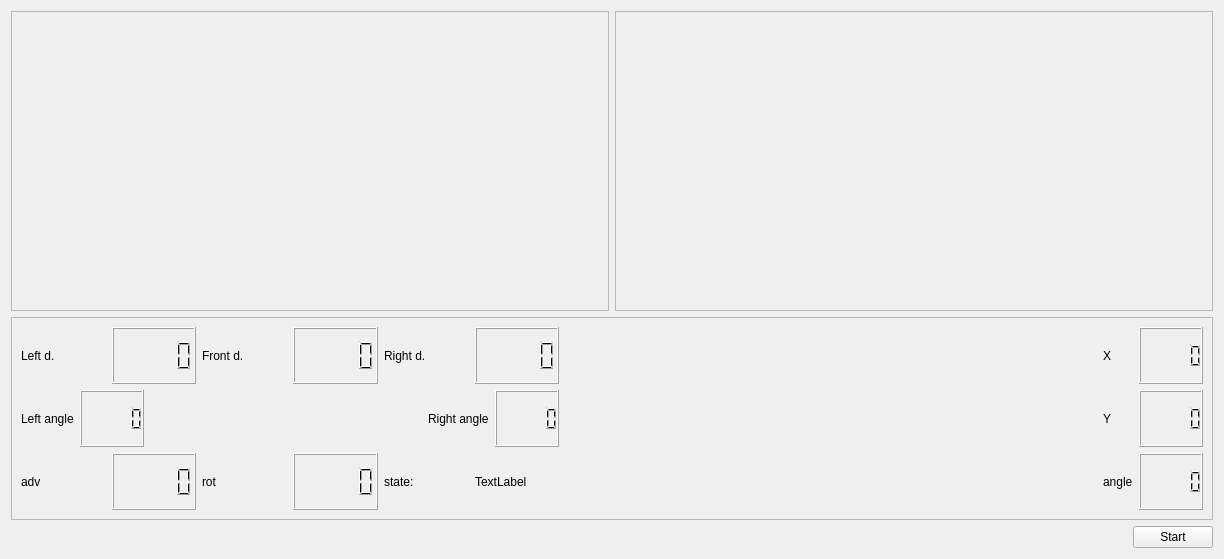
Above: actividad2/src/mainUI.ui from gmegiash/Proyecto_Robotica_25-26 before the change. Below: the same form after it.
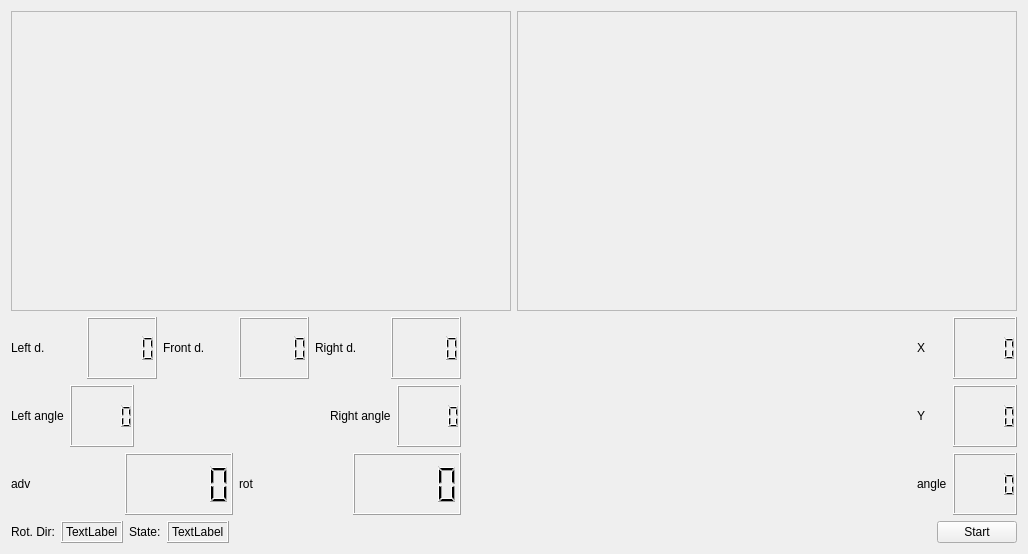
That is the form after the change.

Commit message: En proceso de añadir seguimientos a los estados de la maquina de estados. Ajustando velocidades de la maquina de estados para que no se pierda el despistado del robotin jeje. Me duele la cabeza

What changed in the file:
```diff
--- a/actividad2/src/mainUI.ui
+++ b/actividad2/src/mainUI.ui
@@ -6,8 +6,8 @@
    <rect>
     <x>0</x>
     <y>0</y>
-    <width>1224</width>
-    <height>559</height>
+    <width>1028</width>
+    <height>554</height>
    </rect>
   </property>
   <property name="windowTitle">
@@ -67,22 +67,7 @@
      <item>
       <layout class="QVBoxLayout" name="verticalLayout_6">
        <item>
-        <widget class="QFrame" name="frame_2">
-         <property name="sizePolicy">
-          <sizepolicy hsizetype="Minimum" vsizetype="Preferred">
-           <horstretch>0</horstretch>
-           <verstretch>0</verstretch>
-          </sizepolicy>
-         </property>
-         <property name="frameShape">
-          <enum>QFrame::StyledPanel</enum>
-         </property>
-         <property name="frameShadow">
-          <enum>QFrame::Raised</enum>
-         </property>
-         <layout class="QHBoxLayout" name="horizontalLayout_25">
-          <item>
-           <layout class="QHBoxLayout" name="horizontalLayout_24">
+        <layout class="QHBoxLayout" name="horizontalLayout_13">
             <item>
              <layout class="QVBoxLayout" name="verticalLayout">
               <item>
@@ -236,24 +221,6 @@
                   </item>
                  </layout>
                 </item>
-                <item>
-                 <layout class="QHBoxLayout" name="horizontalLayout">
-                  <item>
-                   <widget class="QLabel" name="label_state_name">
-                    <property name="text">
-                     <string>state:</string>
-                    </property>
-                   </widget>
-                  </item>
-                  <item>
-                   <widget class="QLabel" name="label_state">
-                    <property name="text">
-                     <string>TextLabel</string>
-                    </property>
-                   </widget>
-                  </item>
-                 </layout>
-                </item>
                </layout>
               </item>
              </layout>
@@ -337,11 +304,60 @@
             </item>
            </layout>
           </item>
-         </layout>
+       <item>
+        <layout class="QHBoxLayout" name="horizontalLayout_35">
+         <item>
+          <layout class="QHBoxLayout" name="horizontalLayout_33">
+           <item>
+            <layout class="QHBoxLayout" name="horizontalLayout_11">
+             <item>
+              <widget class="QLabel" name="label_state_name_4">
+               <property name="text">
+                <string>Rot. Dir:</string>
+               </property>
+              </widget>
+             </item>
+             <item>
+              <widget class="QLabel" name="label_rotdirection">
+               <property name="frameShape">
+                <enum>QFrame::Box</enum>
+               </property>
+               <property name="frameShadow">
+                <enum>QFrame::Raised</enum>
+               </property>
+               <property name="text">
+                <string>TextLabel</string>
+               </property>
+              </widget>
+             </item>
+            </layout>
+           </item>
+           <item>
+            <layout class="QHBoxLayout" name="horizontalLayout">
+             <item>
+              <widget class="QLabel" name="label_state_name">
+               <property name="text">
+                <string>State:</string>
+               </property>
         </widget>
        </item>
        <item>
-        <layout class="QHBoxLayout" name="horizontalLayout_42">
+              <widget class="QLabel" name="label_state">
+               <property name="frameShape">
+                <enum>QFrame::Box</enum>
+               </property>
+               <property name="frameShadow">
+                <enum>QFrame::Raised</enum>
+               </property>
+               <property name="text">
+                <string>TextLabel</string>
+               </property>
+              </widget>
+             </item>
+            </layout>
+           </item>
+          </layout>
+         </item>
          <item>
           <spacer name="horizontalSpacer_6">
            <property name="orientation">
```
Left out of the diff: 10 changed lines with no effect on the pictures. Lines whose indentation alone changed are shown as unchanged. The commit also changes 2 other files.
